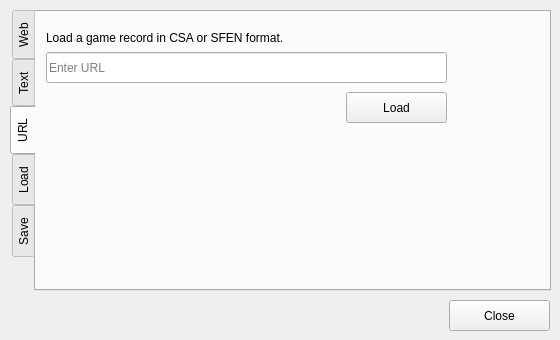
shogimaru/shogimaru, file forms/recorddialog.ui: the form before one commit.
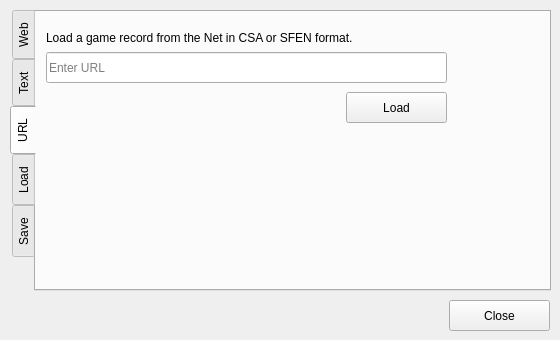
The form after the commit. The open tabs and pages were chosen to show the change.

```diff
--- a/forms/recorddialog.ui
+++ b/forms/recorddialog.ui
@@ -120,12 +120,12 @@
       <rect>
        <x>10</x>
        <y>10</y>
-       <width>391</width>
+       <width>411</width>
        <height>31</height>
       </rect>
      </property>
      <property name="text">
-      <string>Load a game record in CSA or SFEN format.</string>
+      <string>Load a game record from the Net in CSA or SFEN format.</string>
      </property>
     </widget>
     <widget class="QLineEdit" name="urlLineEdit">
```
Left out of the diff: 8 changed lines with no effect on the pictures.
